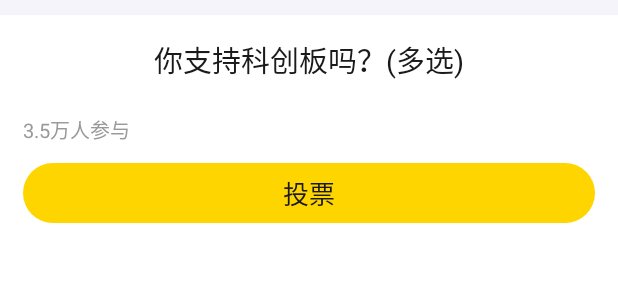
After one commit to Joseph-zzr/AndroidCustomView, an Android app: the layout widget_vote_layout.xml on its own in the app's theme, with its tools: preview values and no code run, on a phone screen of 412 x 824 dp. The commit adds this screen. Shown: the top 300 px of the screen. Run offline under Robolectric (Android 15) with nearby library versions, the phone set to English and light mode, and no system bars.

Commit message:
[story] 自定义view-新浪微博投票控件，投票框item 默认状况编写

```diff
--- a/app/src/main/AndroidManifest.xml
+++ b/app/src/main/AndroidManifest.xml
@@ -9,7 +9,8 @@
         android:roundIcon="@mipmap/ic_launcher_round"
         android:supportsRtl="true"
         android:theme="@style/Theme.AndroidPracticeView">
-        <activity android:name=".activity.AnimationBtnActivity"></activity>
+        <activity android:name=".activity.SinaVoteActivity"></activity>
+        <activity android:name=".activity.AnimationBtnActivity" />
         <activity android:name=".activity.WaveByBezierActivity" />
         <activity android:name=".activity.BubbleViewActivity" />
         <activity android:name=".MainActivity">
--- a/app/src/main/java/com/example/androidpracticeview/MainActivity.kt
+++ b/app/src/main/java/com/example/androidpracticeview/MainActivity.kt
@@ -7,6 +7,7 @@ import android.view.View
 import androidx.recyclerview.widget.LinearLayoutManager
 import com.example.androidpracticeview.activity.AnimationBtnActivity
 import com.example.androidpracticeview.activity.BubbleViewActivity
+import com.example.androidpracticeview.activity.SinaVoteActivity
 import com.example.androidpracticeview.activity.WaveByBezierActivity
 import com.example.androidpracticeview.adapter.MainAdapter
 
@@ -46,6 +47,7 @@ class MainActivity() : AppCompatActivity() {
             typeBeans.add(TypeBean("气泡漂浮动画", 0))
             typeBeans.add(TypeBean("波浪动画--贝塞尔曲线实现", 1))
             typeBeans.add(TypeBean("自带动画的button",2))
+            typeBeans.add(TypeBean("新浪微博投票控件（多选、单选）", 3))
             return typeBeans
         }
 
@@ -67,6 +69,7 @@ class MainActivity() : AppCompatActivity() {
             0 -> startActivity(Intent(this@MainActivity, BubbleViewActivity::class.java))
             1 -> startActivity(Intent(this@MainActivity, WaveByBezierActivity::class.java))
             2 -> startActivity(Intent(this@MainActivity, AnimationBtnActivity::class.java))
+            3 -> startActivity(Intent(this@MainActivity, SinaVoteActivity::class.java))
         }
     }
 
--- /dev/null
+++ b/app/src/main/res/drawable/shape_vote_item_bg.xml
@@ -0,0 +1,8 @@
+<?xml version="1.0" encoding="utf-8"?>
+<shape xmlns:android="http://schemas.android.com/apk/res/android" >
+
+    <solid android:color="#ffd500" />
+
+    <corners android:radius="60dp" />
+
+</shape>
--- /dev/null
+++ b/app/src/main/res/layout/widget_vote_layout.xml
@@ -0,0 +1,60 @@
+<?xml version="1.0" encoding="utf-8"?>
+<LinearLayout xmlns:android="http://schemas.android.com/apk/res/android"
+    xmlns:tools="http://schemas.android.com/tools"
+    android:layout_width="match_parent"
+    android:layout_height="wrap_content"
+    android:background="@color/white"
+    android:orientation="vertical"
+    android:paddingBottom="15dp">
+
+    <View
+        android:id="@+id/top_bg_view"
+        android:layout_width="match_parent"
+        android:layout_height="10dp"
+        android:background="#F4F4FA" />
+
+    <TextView
+        android:id="@+id/vote_container_title"
+        android:layout_width="wrap_content"
+        android:layout_height="wrap_content"
+        android:layout_gravity="center"
+        android:layout_marginTop="15dp"
+        android:textColor="#1a1a1a"
+        android:textSize="19dp"
+        tools:text="你支持科创板吗？(多选)" />
+
+    <LinearLayout
+        android:id="@+id/vote_item_ll"
+        android:layout_width="match_parent"
+        android:layout_height="wrap_content"
+        android:layout_marginLeft="15dp"
+        android:layout_marginTop="21dp"
+        android:layout_marginRight="15dp"
+        android:orientation="vertical" />
+
+    <TextView
+        android:id="@+id/vote_container_vote_result"
+        android:layout_width="wrap_content"
+        android:layout_height="wrap_content"
+        android:layout_marginLeft="15dp"
+        android:textColor="#999999"
+        android:textSize="13dp"
+        android:visibility="gone"
+        tools:text="3.5万人参与"
+        tools:visibility="visible" />
+
+    <TextView
+        android:id="@+id/vote_container_vote_btn"
+        android:layout_width="match_parent"
+        android:layout_height="40dp"
+        android:layout_marginLeft="15dp"
+        android:layout_marginTop="12dp"
+        android:layout_marginRight="15dp"
+        android:background="@drawable/shape_vote_item_bg"
+        android:gravity="center"
+        android:text="投票"
+        android:textColor="#1a1a1a"
+        android:textSize="17dp"
+        android:visibility="gone"
+        tools:visibility="visible" />
+</LinearLayout>
```
Also changed, not shown: app/src/main/java/com/example/androidpracticeview/activity/SinaVoteActivity.kt (added, +23 -0 lines), app/src/main/java/com/example/androidpracticeview/widget/vote/VoteContainerView.kt (added, +44 -0 lines), app/src/main/java/com/example/androidpracticeview/widget/vote/VoteView.kt (added, +251 -0 lines), app/src/main/res/layout/activity_sina_vote.xml (added, +9 -0 lines).
